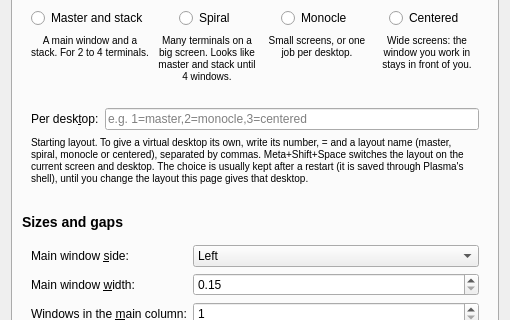
This is package/contents/ui/config.ui in aic0d3r/stacklet as Qt 5 draws it before an edit; both pictures show x 0 to 510 and y 89 to 409 of the 510 by 606 pixel window. The edited form follows.
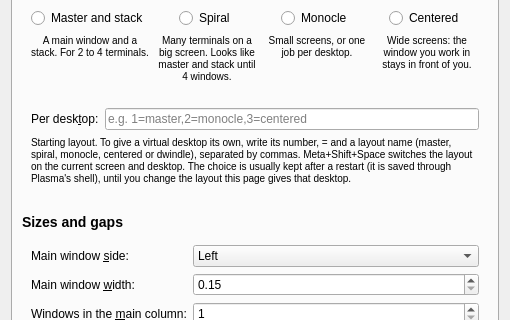
This is the edited form. Icons and pictures are not drawn.

Commit message:
Add dwindle layout: new windows split the focused tile, direction by tile shape
Binary tree per screen and desktop, synced with layout order on every
re-tile; a closed window's sibling takes its space. Available via
Meta+Shift+Space and per-desktop "N=dwindle" (no settings button yet).
Adds unit tests and tests/dwindle/run.sh (virtual KWin).

What changed in the file:
```diff
--- a/package/contents/ui/config.ui
+++ b/package/contents/ui/config.ui
@@ -125,7 +125,7 @@
          <widget class="QLabel" name="styleHint">
           <property name="wordWrap"><bool>true</bool></property>
           <property name="textFormat"><enum>Qt::RichText</enum></property>
-          <property name="text"><string>&lt;small&gt;Starting layout. To give a virtual desktop its own, write its number, = and a layout name (master, spiral, monocle or centered), separated by commas. Meta+Shift+Space switches the layout on the current screen and desktop. The choice is usually kept after a restart (it is saved through Plasma&apos;s shell), until you change the layout this page gives that desktop.&lt;/small&gt;</string></property>
+          <property name="text"><string>&lt;small&gt;Starting layout. To give a virtual desktop its own, write its number, = and a layout name (master, spiral, monocle, centered or dwindle), separated by commas. Meta+Shift+Space switches the layout on the current screen and desktop. The choice is usually kept after a restart (it is saved through Plasma&apos;s shell), until you change the layout this page gives that desktop.&lt;/small&gt;</string></property>
          </widget>
         </item>
        </layout>
```
The commit also changes 5 other files.
